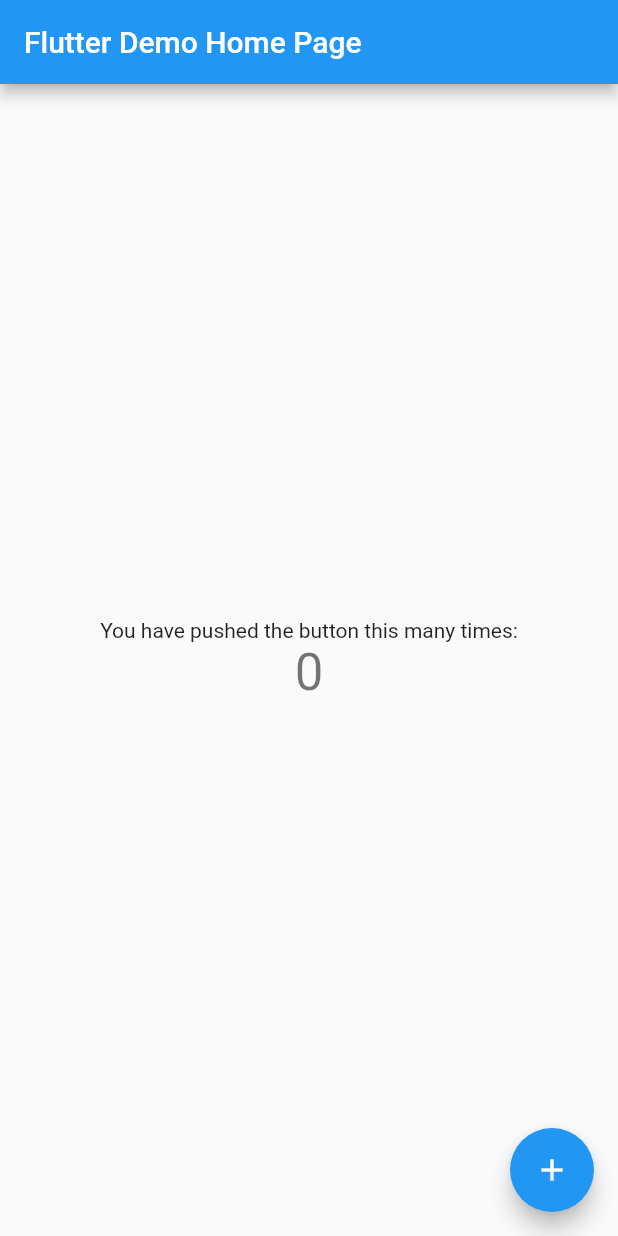
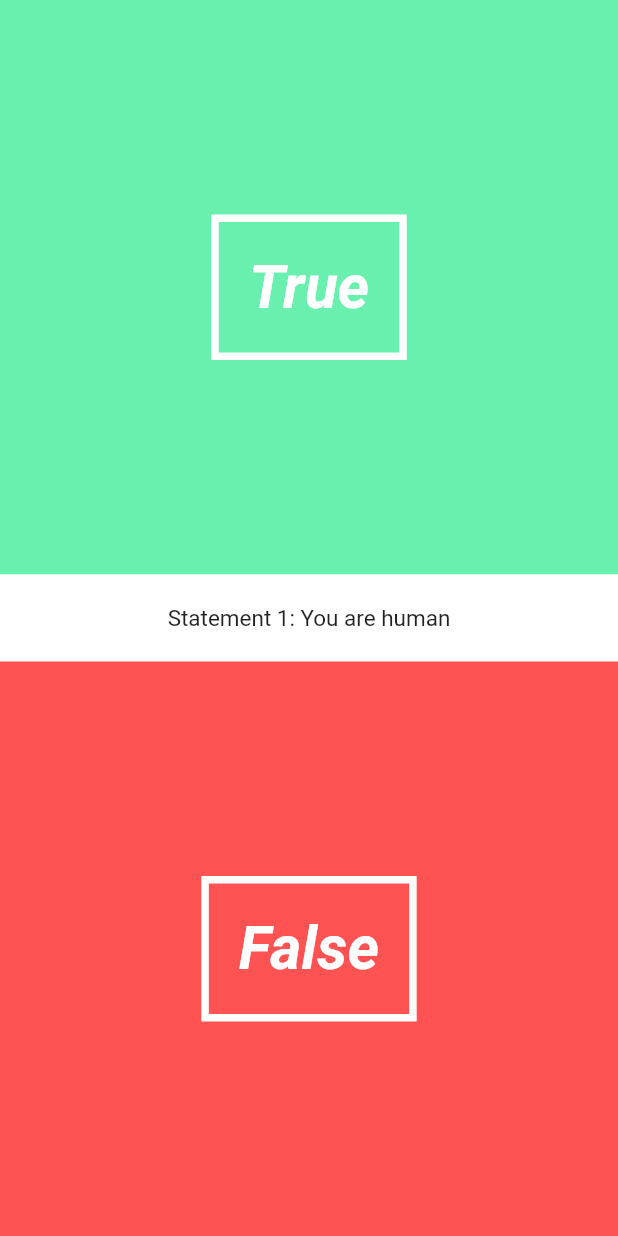
Before and after one commit to marcoamt/QuizApp, a Flutter app: the screen it shows after launch, on a phone screen of 412 x 824 dp. Run offline on Flutter 3.47's test engine with Material 2 defaults, Android fonts, the phone set to English and light mode, and no system bars.

```diff
--- a/quizapp/lib/main.dart
+++ b/quizapp/lib/main.dart
@@ -1,111 +1,9 @@
 import 'package:flutter/material.dart';
+import './pages/landing_page.dart';
+import 'package:quizapp/pages/quiz_page.dart';
 
-void main() => runApp(MyApp());
-
-class MyApp extends StatelessWidget {
-  // This widget is the root of your application.
-  @override
-  Widget build(BuildContext context) {
-    return MaterialApp(
-      title: 'Flutter Demo',
-      theme: ThemeData(
-        // This is the theme of your application.
-        //
-        // Try running your application with "flutter run". You'll see the
-        // application has a blue toolbar. Then, without quitting the app, try
-        // changing the primarySwatch below to Colors.green and then invoke
-        // "hot reload" (press "r" in the console where you ran "flutter run",
-        // or simply save your changes to "hot reload" in a Flutter IDE).
-        // Notice that the counter didn't reset back to zero; the application
-        // is not restarted.
-        primarySwatch: Colors.blue,
-      ),
-      home: MyHomePage(title: 'Flutter Demo Home Page'),
-    );
-  }
+void main(){
+  runApp(new MaterialApp(
+    home : new QuizPage(),
+  ));
 }
-
-class MyHomePage extends StatefulWidget {
-  MyHomePage({Key key, this.title}) : super(key: key);
-
-  // This widget is the home page of your application. It is stateful, meaning
-  // that it has a State object (defined below) that contains fields that affect
-  // how it looks.
-
-  // This class is the configuration for the state. It holds the values (in this
-  // case the title) provided by the parent (in this case the App widget) and
-  // used by the build method of the State. Fields in a Widget subclass are
-  // always marked "final".
-
-  final String title;
-
-  @override
-  _MyHomePageState createState() => _MyHomePageState();
-}
-
-class _MyHomePageState extends State<MyHomePage> {
-  int _counter = 0;
-
-  void _incrementCounter() {
-    setState(() {
-      // This call to setState tells the Flutter framework that something has
-      // changed in this State, which causes it to rerun the build method below
-      // so that the display can reflect the updated values. If we changed
-      // _counter without calling setState(), then the build method would not be
-      // called again, and so nothing would appear to happen.
-      _counter++;
-    });
-  }
-
-  @override
-  Widget build(BuildContext context) {
-    // This method is rerun every time setState is called, for instance as done
-    // by the _incrementCounter method above.
-    //
-    // The Flutter framework has been optimized to make rerunning build methods
-    // fast, so that you can just rebuild anything that needs updating rather
-    // than having to individually change instances of widgets.
-    return Scaffold(
-      appBar: AppBar(
-        // Here we take the value from the MyHomePage object that was created by
-        // the App.build method, and use it to set our appbar title.
-        title: Text(widget.title),
-      ),
-      body: Center(
-        // Center is a layout widget. It takes a single child and positions it
-        // in the middle of the parent.
-        child: Column(
-          // Column is also a layout widget. It takes a list of children and
-          // arranges them vertically. By default, it sizes itself to fit its
-          // children horizontally, and tries to be as tall as its parent.
-          //
-          // Invoke "debug painting" (press "p" in the console, choose the
-          // "Toggle Debug Paint" action from the Flutter Inspector in Android
-          // Studio, or the "Toggle Debug Paint" command in Visual Studio Code)
-          // to see the wireframe for each widget.
-          //
-          // Column has various properties to control how it sizes itself and
-          // how it positions its children. Here we use mainAxisAlignment to
-          // center the children vertically; the main axis here is the vertical
-          // axis because Columns are vertical (the cross axis would be
-          // horizontal).
-          mainAxisAlignment: MainAxisAlignment.center,
-          children: <Widget>[
-            Text(
-              'You have pushed the button this many times:',
-            ),
-            Text(
-              '$_counter',
-              style: Theme.of(context).textTheme.display1,
-            ),
-          ],
-        ),
-      ),
-      floatingActionButton: FloatingActionButton(
-        onPressed: _incrementCounter,
-        tooltip: 'Increment',
-        child: Icon(Icons.add),
-      ), // This trailing comma makes auto-formatting nicer for build methods.
-    );
-  }
-}
--- /dev/null
+++ b/quizapp/lib/pages/quiz_page.dart
@@ -0,0 +1,72 @@
+import 'package:flutter/material.dart';
+import 'package:flutter/semantics.dart';
+import 'package:quizapp/utils/question.dart';
+import 'package:quizapp/utils/quiz.dart';
+import '../ui/answer_button.dart';
+import '../ui/question_text.dart';
+import '../ui/correct_wrong_overlay.dart';
+
+//stateful perchè cambia il suo stato, è mutabile grazie alla estensione sotto dello state
+class QuizPage extends StatefulWidget{
+  @override
+  State createState() => new QuizPageState();
+}
+
+class QuizPageState extends State<QuizPage>{
+
+  Question currentQuestion;
+  Quiz quiz = new Quiz([
+    new Question("You are human", true),
+    new Question("false", false),
+    new Question("flutter is awesome", true),
+  ]);
+
+  String questionText;
+  int questionNumber;
+  bool isCorrect;
+  bool overlayVisible = false;
+
+  @override
+  void initState(){
+    super.initState();
+    currentQuestion = quiz.nextQuestion;
+    questionText = currentQuestion.question;
+    questionNumber = quiz.questionNumber;
+  }
+
+  void handleAnswer(bool answer){
+    isCorrect = (currentQuestion.answer == answer);
+    quiz.answer(isCorrect);
+    this.setState((){
+      overlayVisible = true;
+    });
+  }
+
+  @override
+  Widget build(BuildContext context) {
+    return new Stack(
+      fit: StackFit.expand,
+      children: <Widget>[
+        new Column(
+          //pagina principale
+          children: <Widget>[
+            new AnswerButton(true, () => handleAnswer(true)),
+            new QuestionText(questionText, questionNumber),
+            new AnswerButton(false, () => handleAnswer(false))
+          ]
+        ),
+        overlayVisible == true ? new CorrectWrongOverlay(
+          isCorrect,
+          (){
+            currentQuestion = quiz.nextQuestion;
+            this.setState((){
+              overlayVisible = false;
+              questionText = currentQuestion.question;
+              questionNumber = quiz.questionNumber;
+            });
+          }
+          ) : new Container(),
+      ],
+    );
+  }
+}
--- /dev/null
+++ b/quizapp/lib/ui/answer_button.dart
@@ -0,0 +1,30 @@
+import 'package:flutter/material.dart';
+
+class AnswerButton extends StatelessWidget{
+  final bool answer;
+  final VoidCallback _onTap;  //funzione dove non dobbiamo ritornare niente
+
+  AnswerButton(this.answer, this._onTap);
+
+  @override
+  Widget build(BuildContext context){
+    return new Expanded(
+      child: new Material( //true button
+        color: answer == true ? Colors.greenAccent : Colors.redAccent,
+        child: InkWell(
+          onTap: () => _onTap(),
+          child: new Center(
+            child: new Container(
+              decoration: new BoxDecoration(
+                border: new Border.all(color: Colors.white, width: 5.0)
+              ),
+              padding: new EdgeInsets.all(20.0),
+              child: new Text(answer == true ? "True" : "False",
+              style: new TextStyle(color: Colors.white, fontSize: 40.0, fontStyle: FontStyle.italic, fontWeight: FontWeight.bold),),
+            )
+          ),
+        ),
+      )
+    );
+  }
+}
--- /dev/null
+++ b/quizapp/lib/ui/question_text.dart
@@ -0,0 +1,42 @@
+import 'package:flutter/material.dart';
+
+
+class QuestionText extends StatefulWidget{
+  final String _question;
+  final int _questionNumber;
+
+  QuestionText(this._question, this._questionNumber);
+  @override
+  State createState() => new QuestionTextState();
+}
+
+class QuestionTextState extends State<QuestionText> with SingleTickerProviderStateMixin{
+
+  Animation<double> _fontSizeAnimation;
+  AnimationController __fontSizeAnimationController;
+
+  @override
+  void initState(){
+    super.initState();
+    //vsync fa l'animazione di andare fuori dallo schermo
+    __fontSizeAnimationController = new AnimationController(duration: new Duration(milliseconds: 500), vsync: this);
+    _fontSizeAnimation = new CurvedAnimation(parent: __fontSizeAnimationController, curve: Curves.bounceOut);
+    _fontSizeAnimation.addListener(() => this.setState((){}));
+    __fontSizeAnimationController.forward();
+  }
+
+  @override
+  Widget build(BuildContext context){
+    return new Material(
+      color: Colors.white,
+      child: new Padding(
+        padding: new EdgeInsets.symmetric(vertical: 20.0),
+        child: new Center(
+          child: new Text("Statement " + widget._questionNumber.toString() + ": " + widget._question,
+          style: new TextStyle(fontSize: _fontSizeAnimation.value * 15),
+          ),
+        ),
+      ),
+    );
+  }
+}
--- /dev/null
+++ b/quizapp/lib/utils/question.dart
@@ -0,0 +1,11 @@
+class Question{
+  final String question;
+  final bool answer;
+
+  /*Question(String question, bool answer){
+    this.question = question;
+    this.answer = answer;
+  }*/
+
+  Question(this.question, this.answer);
+}
--- /dev/null
+++ b/quizapp/lib/utils/quiz.dart
@@ -0,0 +1,26 @@
+import 'package:quizapp/utils/question.dart';
+
+class Quiz{
+  List<Question> _questions;  //_ è il private
+  int _currentQuestionIndex = -1;
+  int _score = 0;
+
+  Quiz(this._questions){
+    _questions.shuffle();  //prende una domanda random
+  }
+
+  List<Question> get questions => _questions;
+  int get lenght => _questions.length;
+  int get questionNumber => _currentQuestionIndex + 1;
+  int get score => _score;
+
+  Question get nextQuestion{
+    _currentQuestionIndex++;
+    if(_currentQuestionIndex >= lenght) return null;
+    return _questions[_currentQuestionIndex];
+  }
+
+  void answer(bool isCorrect){
+    if(isCorrect) _score++;
+  }
+}
```
Also changed, not shown: quizapp/lib/pages/landing_page.dart (added, +21 -0 lines), quizapp/lib/ui/correct_wrong_overlay.dart (added, +58 -0 lines).
